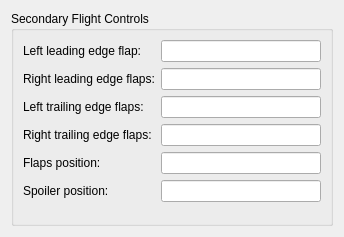
The window that src/UserInterface/src/Widget/SecondaryFlightControlWidget.ui (till213/SkyDolly) describes before a commit, drawn with Qt 5.
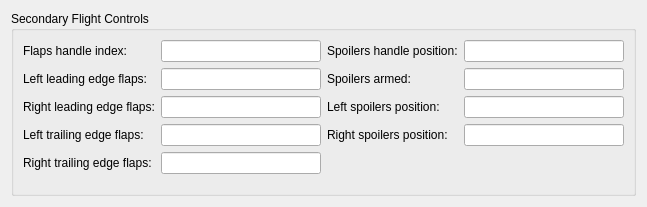
The same window after the commit.

What changed in the file:
```diff
--- a/src/UserInterface/src/Widget/SecondaryFlightControlWidget.ui
+++ b/src/UserInterface/src/Widget/SecondaryFlightControlWidget.ui
@@ -6,8 +6,8 @@
    <rect>
     <x>0</x>
     <y>0</y>
-    <width>342</width>
-    <height>237</height>
+    <width>646</width>
+    <height>207</height>
    </rect>
   </property>
   <property name="windowTitle">
@@ -22,18 +22,38 @@
      <property name="title">
       <string>Secondary Flight Controls</string>
      </property>
-     <layout class="QGridLayout" name="gridLayout_2">
-      <item row="0" column="0">
+     <layout class="QHBoxLayout" name="horizontalLayout">
+      <item>
        <layout class="QFormLayout" name="formLayout_2">
         <item row="0" column="0">
+         <widget class="QLabel" name="label_38">
+          <property name="text">
+           <string>Flaps handle index:</string>
+          </property>
+         </widget>
+        </item>
+        <item row="0" column="1">
+         <widget class="QLineEdit" name="flapsHandleIndexLineEdit">
+          <property name="minimumSize">
+           <size>
+            <width>160</width>
+            <height>0</height>
+           </size>
+          </property>
+          <property name="readOnly">
+           <bool>true</bool>
+          </property>
+         </widget>
+        </item>
+        <item row="1" column="0">
          <widget class="QLabel" name="label_40">
           <property name="text">
-           <string>Left leading edge flap:</string>
+           <string>Left leading edge flaps:</string>
           </property>
          </widget>
         </item>
-        <item row="0" column="1">
-         <widget class="QLineEdit" name="leadingEdgeFlapsLeftLineEdit">
+        <item row="1" column="1">
+         <widget class="QLineEdit" name="leftLeadingEdgeFlapsLineEdit">
           <property name="minimumSize">
            <size>
             <width>160</width>
@@ -45,15 +65,15 @@
           </property>
          </widget>
         </item>
-        <item row="1" column="0">
+        <item row="2" column="0">
          <widget class="QLabel" name="label_41">
           <property name="text">
            <string>Right leading edge flaps:</string>
           </property>
          </widget>
         </item>
-        <item row="1" column="1">
-         <widget class="QLineEdit" name="leadingEdgeFlapsRightLineEdit">
+        <item row="2" column="1">
+         <widget class="QLineEdit" name="rightLeadingEdgeFlapsLineEdit">
           <property name="minimumSize">
            <size>
             <width>160</width>
@@ -65,15 +85,15 @@
           </property>
          </widget>
         </item>
-        <item row="2" column="0">
+        <item row="3" column="0">
          <widget class="QLabel" name="label_42">
           <property name="text">
            <string>Left trailing edge flaps:</string>
           </property>
          </widget>
         </item>
-        <item row="2" column="1">
-         <widget class="QLineEdit" name="trailingEdgeFlapsLeftLineEdit">
+        <item row="3" column="1">
+         <widget class="QLineEdit" name="leftTrailingEdgeFlapsLineEdit">
           <property name="minimumSize">
            <size>
             <width>160</width>
@@ -85,33 +105,13 @@
           </property>
          </widget>
         </item>
-        <item row="3" column="0">
+        <item row="4" column="0">
          <widget class="QLabel" name="label_43">
           <property name="text">
            <string>Right trailing edge flaps:</string>
           </property>
          </widget>
         </item>
-        <item row="3" column="1">
-         <widget class="QLineEdit" name="trailingEdgeFlapsRightLineEdit">
-          <property name="minimumSize">
-           <size>
-            <width>160</width>
-            <height>0</height>
-           </size>
-          </property>
-          <property name="readOnly">
-           <bool>true</bool>
-          </property>
-         </widget>
-        </item>
-        <item row="4" column="0">
-         <widget class="QLabel" name="label_38">
-          <property name="text">
-           <string>Flaps position:</string>
-          </property>
-         </widget>
-        </item>
         <item row="4" column="1">
          <widget class="QLineEdit" name="flapsPositionLineEdit">
           <property name="minimumSize">
@@ -125,15 +125,79 @@
           </property>
          </widget>
         </item>
-        <item row="5" column="0">
+       </layout>
+      </item>
+      <item>
+       <layout class="QFormLayout" name="formLayout">
+        <item row="0" column="0">
          <widget class="QLabel" name="label_37">
           <property name="text">
-           <string>Spoiler position:</string>
+           <string>Spoilers handle position:</string>
           </property>
          </widget>
         </item>
-        <item row="5" column="1">
-         <widget class="QLineEdit" name="spoilerLineEdit">
+        <item row="0" column="1">
+         <widget class="QLineEdit" name="spoilersHandlePositionLineEdit">
+          <property name="minimumSize">
+           <size>
+            <width>160</width>
+            <height>0</height>
+           </size>
+          </property>
+          <property name="readOnly">
+           <bool>true</bool>
+          </property>
+         </widget>
+        </item>
+        <item row="1" column="0">
+         <widget class="QLabel" name="label_46">
+          <property name="text">
+           <string>Spoilers armed:</string>
+          </property>
+         </widget>
+        </item>
+        <item row="1" column="1">
+         <widget class="QLineEdit" name="spoilersArmedLineEdit">
+          <property name="minimumSize">
+           <size>
+            <width>160</width>
+            <height>0</height>
+           </size>
+          </property>
+          <property name="readOnly">
+           <bool>true</bool>
+          </property>
+         </widget>
+        </item>
+        <item row="2" column="0">
+         <widget class="QLabel" name="label_45">
+          <property name="text">
+           <string>Left spoilers position:</string>
+          </property>
+         </widget>
+        </item>
+        <item row="2" column="1">
+         <widget class="QLineEdit" name="leftSpoilersPositionLineEdit">
+          <property name="minimumSize">
+           <size>
+            <width>160</width>
+            <height>0</height>
+           </size>
+          </property>
+          <property name="readOnly">
+           <bool>true</bool>
+          </property>
+         </widget>
+        </item>
+        <item row="3" column="0">
+         <widget class="QLabel" name="label_44">
+          <property name="text">
+           <string>Right spoilers position:</string>
+          </property>
+         </widget>
+        </item>
+        <item row="3" column="1">
+         <widget class="QLineEdit" name="rightSpoilersPositionLineEdit">
           <property name="minimumSize">
            <size>
             <width>160</width>
```
Left out of the diff: 2 changed lines with no effect on the pictures.
